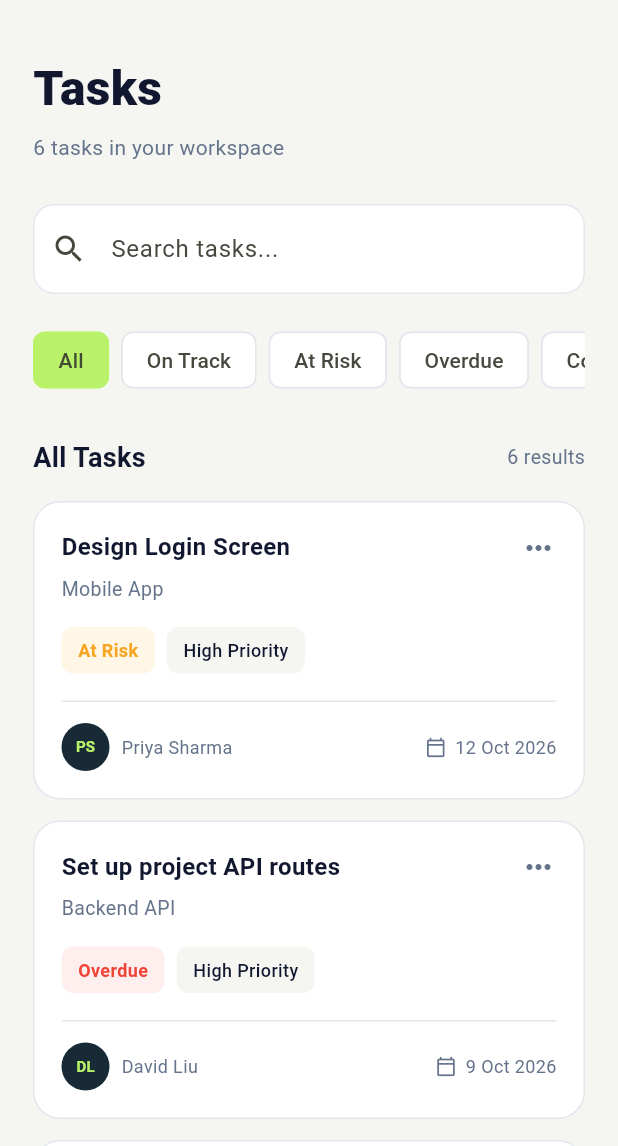
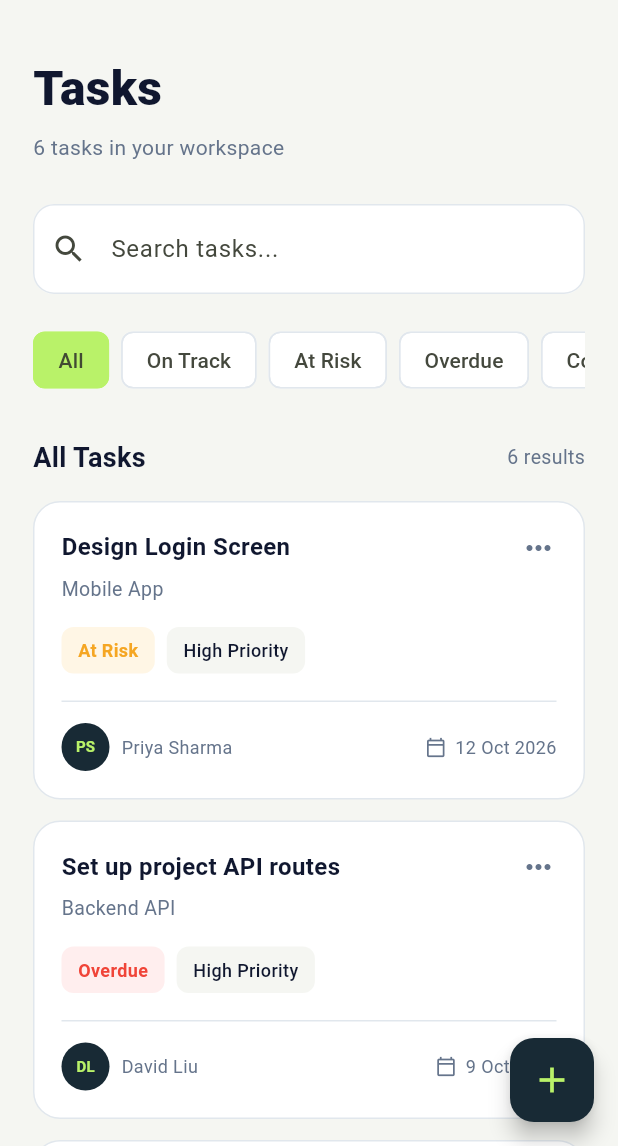
Before and after one commit to sultanhabibllah/SLA-task-tracker, a Flutter app: the TaskListScreen screen opened directly, on a phone screen of 412 x 824 dp, the part 90-1236 px from its top. Run offline on Flutter 3.47's test engine with Material 3 defaults, Android fonts, the phone set to English and light mode, and no system bars; our stand-ins replace shared_preferences; accounts and stored records are empty.

Commit message:
Task creation navigation

```diff
--- a/lib/screens/tasks/task_list_screen.dart
+++ b/lib/screens/tasks/task_list_screen.dart
@@ -4,6 +4,7 @@ import 'package:provider/provider.dart';
 import '../../core/theme/app_colors.dart';
 import '../../models/task.dart';
 import '../../state/app_state.dart';
+import 'create_task_screen.dart';
 
 class TaskListScreen extends StatefulWidget {
   const TaskListScreen({super.key});
@@ -29,6 +30,16 @@ class _TaskListScreenState extends State<TaskListScreen> {
   void dispose() {
     _searchController.dispose();
     super.dispose();
+  }
+
+  // Open Create Task and return to the updated task list.
+  Future<void> _openCreateTask() async {
+    await Navigator.of(context).push<Task>(
+      MaterialPageRoute<Task>(builder: (context) => const CreateTaskScreen()),
+    );
+
+    // AppState notifies the Task List automatically when a
+    // task is created, so no manual refresh is necessary.
   }
 
   String _slaLabel(Task task, AppState state) {
@@ -143,7 +154,7 @@ class _TaskListScreenState extends State<TaskListScreen> {
                 ),
               ),
               const SizedBox(width: 8),
-              Icon(Icons.more_horiz, color: AppColors.textSecondary),
+              const Icon(Icons.more_horiz, color: AppColors.textSecondary),
             ],
           ),
 
@@ -181,7 +192,6 @@ class _TaskListScreenState extends State<TaskListScreen> {
                   ),
                 ),
               ),
-
               Container(
                 padding: const EdgeInsets.symmetric(
                   horizontal: 11,
@@ -267,10 +277,21 @@ class _TaskListScreenState extends State<TaskListScreen> {
     return Scaffold(
       backgroundColor: AppColors.background,
 
+      // Opens the Create Task screen.
+      floatingActionButton: FloatingActionButton(
+        heroTag: 'task_list_add',
+        tooltip: 'Create task',
+        backgroundColor: AppColors.midnight,
+        foregroundColor: AppColors.lime,
+        onPressed: _openCreateTask,
+        child: const Icon(Icons.add, size: 28),
+      ),
+
       body: SafeArea(
         child: ListView(
           padding: const EdgeInsets.symmetric(horizontal: 22, vertical: 24),
           children: [
+            // Brand header
             Row(
               children: [
                 Container(
@@ -323,6 +344,7 @@ class _TaskListScreenState extends State<TaskListScreen> {
 
             const SizedBox(height: 28),
 
+            // Task search
             TextField(
               controller: _searchController,
               onChanged: (_) => setState(() {}),
@@ -334,6 +356,7 @@ class _TaskListScreenState extends State<TaskListScreen> {
 
             const SizedBox(height: 20),
 
+            // SLA filters
             SingleChildScrollView(
               scrollDirection: Axis.horizontal,
               child: Row(
@@ -367,9 +390,11 @@ class _TaskListScreenState extends State<TaskListScreen> {
             Row(
               mainAxisAlignment: MainAxisAlignment.spaceBetween,
               children: [
-                const Text(
-                  'All Tasks',
-                  style: TextStyle(
+                Text(
+                  _selectedFilter == 'All'
+                      ? 'All Tasks'
+                      : '$_selectedFilter Tasks',
+                  style: const TextStyle(
                     fontSize: 18,
                     fontWeight: FontWeight.w700,
                     color: AppColors.textPrimary,
@@ -398,9 +423,7 @@ class _TaskListScreenState extends State<TaskListScreen> {
                       size: 48,
                       color: AppColors.textSecondary,
                     ),
-
                     const SizedBox(height: 16),
-
                     const Text(
                       'No tasks found',
                       style: TextStyle(
@@ -409,16 +432,12 @@ class _TaskListScreenState extends State<TaskListScreen> {
                         color: AppColors.textPrimary,
                       ),
                     ),
-
                     const SizedBox(height: 8),
-
                     const Text(
                       'Try another search or filter.',
                       style: TextStyle(color: AppColors.textSecondary),
                     ),
-
                     const SizedBox(height: 16),
-
                     TextButton(
                       onPressed: () {
                         _searchController.clear();
@@ -434,7 +453,8 @@ class _TaskListScreenState extends State<TaskListScreen> {
             else
               ...visibleTasks.map((task) => _buildTaskCard(task, state)),
 
-            const SizedBox(height: 28),
+            // Keeps the final card clear of the floating button.
+            const SizedBox(height: 90),
           ],
         ),
       ),
```
